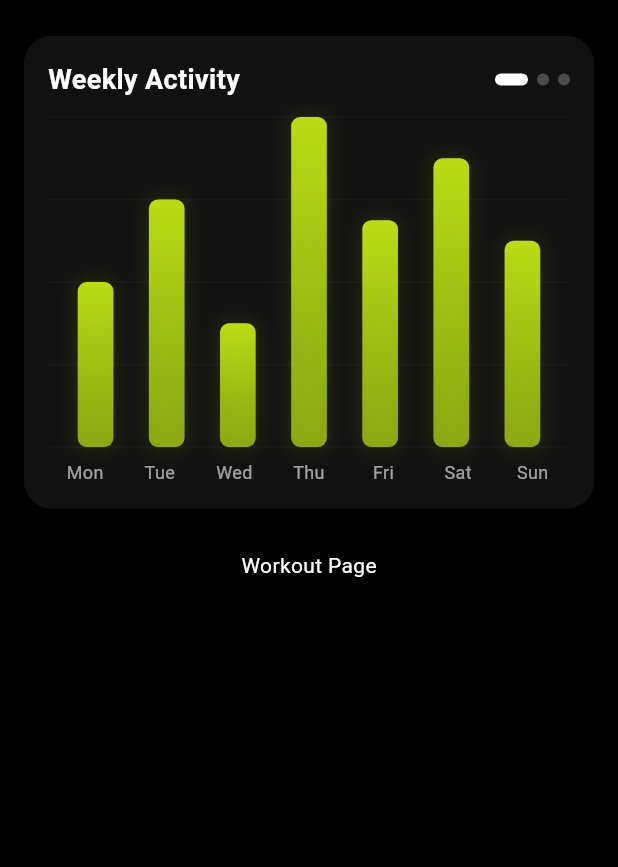
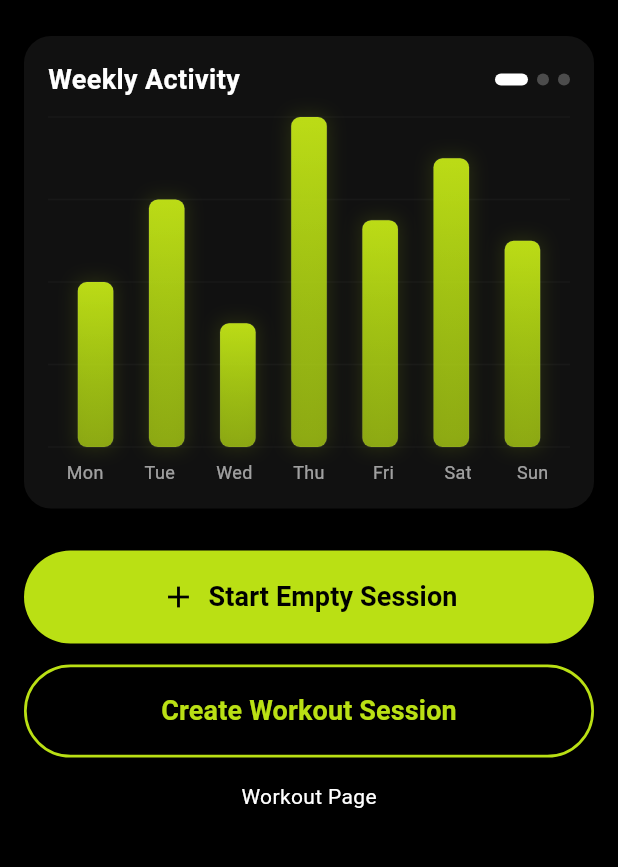
Before and after one commit to sanjaysagar12/heracle_application, a Flutter app: the WorkoutPage screen opened directly, on a phone screen of 412 x 824 dp, the part 102-969 px from its top. Run offline on Flutter 3.47's test engine with Material 3 defaults, Android fonts, the phone set to English and light mode, and no system bars; our stand-ins replace dio, flutter_dotenv, flutter_svg, google_sign_in, jwt_decoder, shared_preferences; accounts and stored records are empty; network calls fail.

Commit message:
feat: Add SelectWorkoutsTab and navigation to WorkoutPage with action buttons

```diff
--- a/lib/src/workout/presentation/workout_page.dart
+++ b/lib/src/workout/presentation/workout_page.dart
@@ -4,6 +4,7 @@ import '../../home/data/profile_repository.dart';
 import '../../../core/theme/app_colors.dart';
 import '../widgets/bar_chart_card.dart';
 import '../data/progress_repository.dart'; // new import
+import './tab/select_workouts_tab.dart'; // navigation target
 
 class WorkoutPage extends StatefulWidget {
   const WorkoutPage({super.key});
@@ -73,6 +74,76 @@ class _WorkoutPageState extends State<WorkoutPage> {
                     data: _weeklyBarData,
                   ),
                   const SizedBox(height: 16),
+                  // Action buttons
+                  Padding(
+                    padding: const EdgeInsets.symmetric(horizontal: 16.0),
+                    child: Column(
+                      children: [
+                        SizedBox(
+                          width: double.infinity,
+                          child: ElevatedButton(
+                            onPressed: () {
+                              // start empty session - implement action as needed
+                              ScaffoldMessenger.of(context).showSnackBar(
+                                const SnackBar(content: Text('Start Empty Session')),
+                              );
+                            },
+                            style: ElevatedButton.styleFrom(
+                              backgroundColor: AppColors.primary,
+                              minimumSize: const Size.fromHeight(56), // increased height
+                              padding: const EdgeInsets.symmetric(vertical: 18), // larger vertical padding
+                              shape: const StadiumBorder(),
+                              elevation: 0,
+                            ),
+                            child: Row(
+                              mainAxisSize: MainAxisSize.min,
+                              mainAxisAlignment: MainAxisAlignment.center,
+                              children: const [
+                                Icon(Icons.add, color: Colors.black, size: 24), // larger icon
+                                SizedBox(width: 8),
+                                Text(
+                                  'Start Empty Session',
+                                  style: TextStyle(
+                                    color: Colors.black,
+                                    fontSize: 18, // larger text
+                                    fontWeight: FontWeight.w600,
+                                  ),
+                                ),
+                              ],
+                            ),
+                          ),
+                        ),
+                        const SizedBox(height: 14), // slightly larger gap
+                        SizedBox(
+                          width: double.infinity,
+                          child: OutlinedButton(
+                            onPressed: () {
+                              // Navigate to select workouts tab/page
+                              Navigator.push(
+                                context,
+                                MaterialPageRoute(builder: (_) => const SelectWorkoutsTab()),
+                              );
+                            },
+                            style: OutlinedButton.styleFrom(
+                              side: const BorderSide(color: AppColors.primary, width: 1.8),
+                              minimumSize: const Size.fromHeight(56), // increased height
+                              padding: const EdgeInsets.symmetric(vertical: 18), // larger vertical padding
+                              shape: const StadiumBorder(),
+                            ),
+                            child: const Text(
+                              'Create Workout Session',
+                              style: TextStyle(
+                                color: AppColors.primary,
+                                fontSize: 18, // larger text
+                                fontWeight: FontWeight.w600,
+                              ),
+                            ),
+                          ),
+                        ),
+                      ],
+                    ),
+                  ),
+                  const SizedBox(height: 16),
                   const Center(
                     child: Text(
                       "Workout Page",
```
Also changed, not shown: lib/src/workout/presentation/tab/select_workouts_tab.dart (+70 -0 lines).
